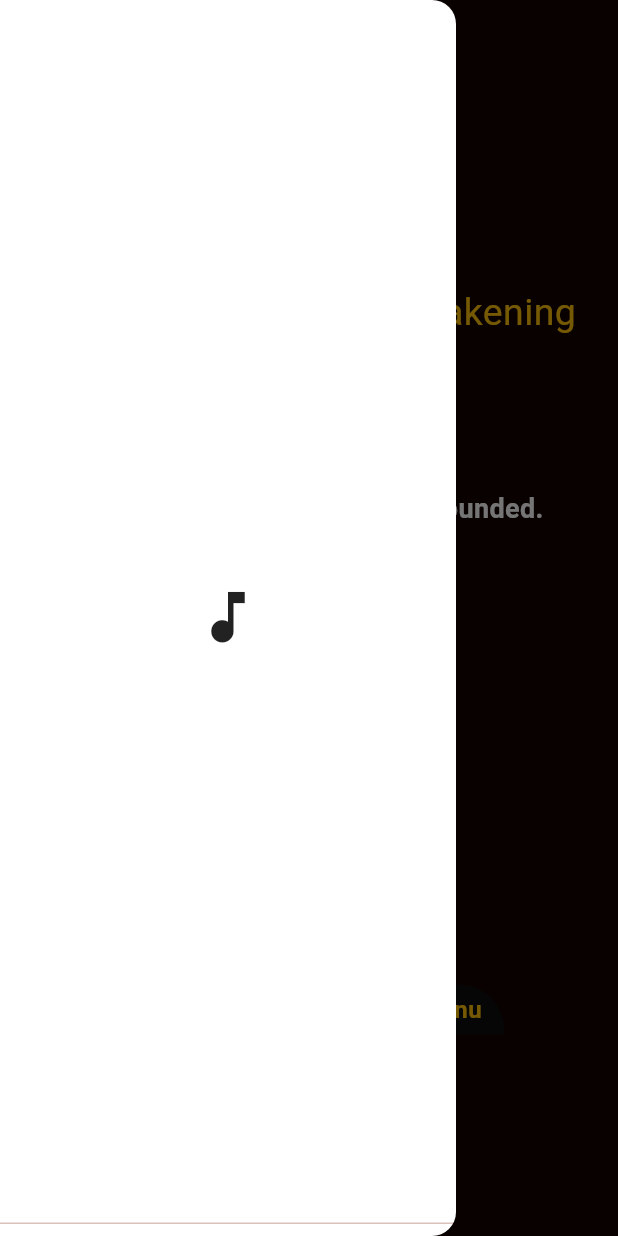
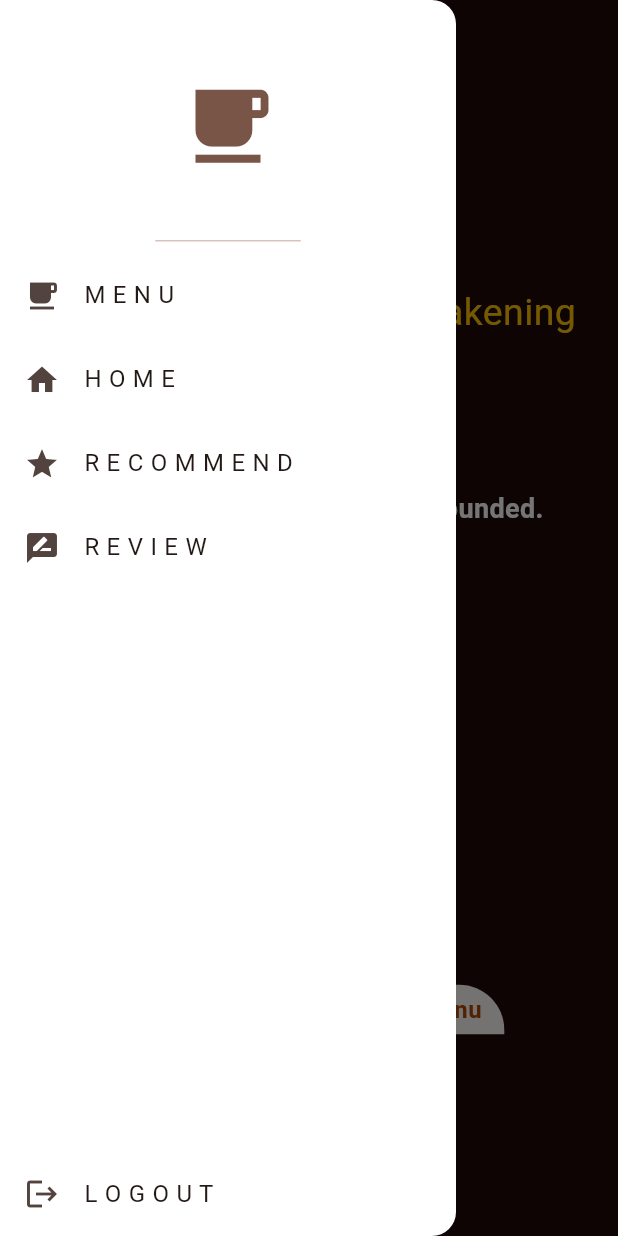
Before and after one commit to R-Htu/Coffee_Shop_Flutter, a Flutter app: the screen it shows after launch, with the side drawer open, on a phone screen of 412 x 824 dp. Run offline on Flutter 3.47's test engine with Material 3 defaults, Android fonts, the phone set to English and light mode, and no system bars.

Commit message:
added drawer

```diff
--- /dev/null
+++ b/lib/components/app_drawer.dart
@@ -0,0 +1,69 @@
+import 'package:flutter/material.dart';
+
+class AppDrawer extends StatefulWidget {
+  const AppDrawer({super.key});
+
+  @override
+  State<AppDrawer> createState() => _AppDrawerState();
+}
+
+class _AppDrawerState extends State<AppDrawer> {
+  @override
+  Widget build(BuildContext context) {
+    return Drawer(
+      backgroundColor: Colors.white,
+      child: Column(
+        children: [
+          DrawerHeader(
+            child: Icon(
+              Icons.local_cafe,
+              size: 65,
+              color: Colors.brown,
+            ),
+          ),
+          ListTile(
+            leading: Icon(Icons.local_cafe),
+            title: Text('M E N U'),
+            onTap: () {
+              Navigator.pop(context);
+              Navigator.pushReplacementNamed(context, '/MenuPage');
+            },
+          ),
+          ListTile(
+            leading: Icon(Icons.home),
+            title: Text('H O M E'),
+            onTap: () {
+              Navigator.pop(context);
+              Navigator.pushReplacementNamed(context, '/HomePage');
+            },
+          ),
+          ListTile(
+            leading: Icon(Icons.star),
+            title: Text('R E C O M M E N D'),
+            onTap: () {
+              Navigator.pop(context);
+              Navigator.pushReplacementNamed(context, '/RecommendPage');
+            },
+          ),
+          ListTile(
+            leading: Icon(Icons.rate_review),
+            title: Text('R E V I E W'),
+            onTap: () {
+              Navigator.pop(context);
+              Navigator.pushReplacementNamed(context, '/ReviewPage');
+            },
+          ),
+          Spacer(),
+          ListTile(
+            leading: Icon(Icons.logout),
+            title: Text('L O G O U T'),
+            onTap: () {
+              Navigator.pop(context);
+              Navigator.pushReplacementNamed(context, '/LogoutPage');
+            },
+          ),
+        ],
+      ),
+    );
+  }
+}
--- a/lib/intro_page.dart
+++ b/lib/intro_page.dart
@@ -1,3 +1,5 @@
+import 'package:coffee_shop/components/app_drawer.dart';
+import 'package:coffee_shop/pages/menu_page.dart';
 import 'package:flutter/material.dart';
 import 'dart:async'; // Import Timer
 import 'dart:math'; // Import for using Pi
@@ -65,15 +67,8 @@ class _IntroPageState extends State<IntroPage>
           color: Colors.white,
         ),
       ),
-      drawer: Drawer(
-        backgroundColor: Colors.white,
-        child: DrawerHeader(
-            child: Icon(
-          Icons.music_note,
-          size: 45,
-        )),
-      ),
-      backgroundColor: const Color.fromARGB(255, 18, 3, 1),
+      drawer: AppDrawer(),
+      backgroundColor: const Color.fromARGB(255, 28, 9, 6),
       body: Center(
         child: Column(
           mainAxisAlignment: MainAxisAlignment.center,
@@ -115,12 +110,20 @@ class _IntroPageState extends State<IntroPage>
             SizedBox(
               height: 30,
             ),
-            Container(
+            GestureDetector(
+              onTap: () {
+                Navigator.push(
+                  context,
+                  MaterialPageRoute(builder: (context) => MenuPage()),
+                );
+              },
+              child: Container(
                 decoration: BoxDecoration(
-                color: const Color.fromARGB(255, 14, 12, 12),
+                  color: const Color.fromARGB(255, 254, 248, 248),
                   borderRadius: BorderRadius.only(
                     bottomLeft: Radius.circular(10),
-                    topRight: Radius.circular(30)),
+                    topRight: Radius.circular(30),
+                  ),
                 ),
                 child: Padding(
                   padding:
@@ -128,9 +131,11 @@ class _IntroPageState extends State<IntroPage>
                   child: Text(
                     'Grab a Coffee, Check the Menu',
                     style: TextStyle(
-                      color: Colors.amber,
+                      color: const Color.fromARGB(255, 178, 71, 4),
                       fontSize: 16,
-                      fontWeight: FontWeight.bold),
+                      fontWeight: FontWeight.bold,
+                    ),
+                  ),
                 ),
               ),
             ),
```
Also changed, not shown: lib/pages/menu_page.dart (added, +15 -0 lines), 4 other files. Lines whose indentation alone changed are shown as unchanged.
